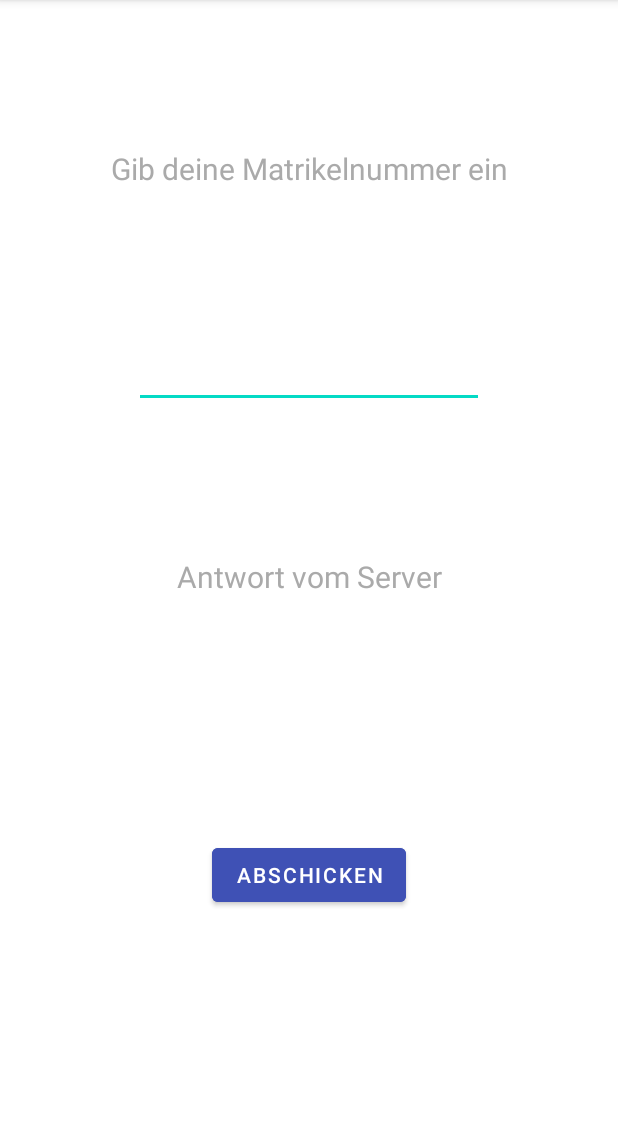
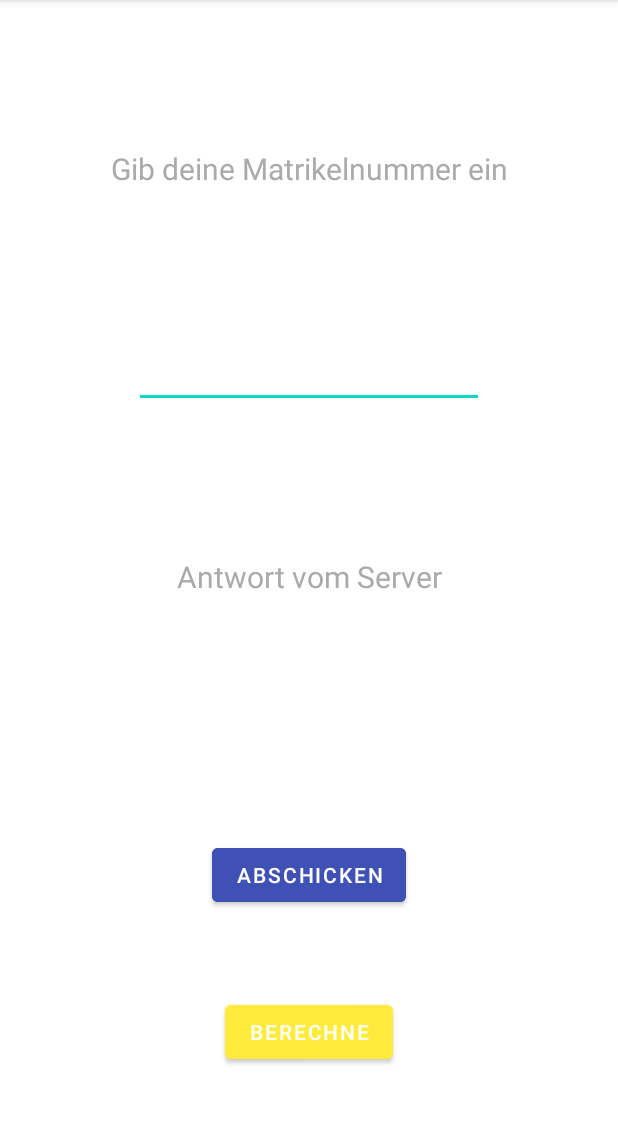
Before and after one commit to fabianberchtold/SE2Einzelphase, an Android app: the screen it shows after launch (MainActivity), on a phone screen of 412 x 824 dp, the part 84-1208 px from its top. Run offline under Robolectric (Android 15) with nearby library versions, the phone set to English and light mode, and no system bars.

Commit message:
Added Button to view

```diff
--- a/app/src/main/res/layout/activity_main.xml
+++ b/app/src/main/res/layout/activity_main.xml
@@ -12,7 +12,6 @@
         android:layout_height="wrap_content"
         android:text="Gib deine Matrikelnummer ein"
         android:textSize="20dp"
-        android:inputType="number"
         android:textColor="@android:color/darker_gray"
         app:layout_constraintTop_toTopOf="parent"
         app:layout_constraintEnd_toEndOf="parent"
@@ -60,6 +59,18 @@
         app:layout_constraintBottom_toBottomOf="parent">
     </Button>
 
+    <Button
+        android:id="@+id/calculateButton"
+        android:layout_width="wrap_content"
+        android:layout_height="wrap_content"
+        android:backgroundTint="#FFEB3B"
+        android:text="Berechne"
+        app:layout_constraintTop_toBottomOf="@id/button"
+        app:layout_constraintEnd_toEndOf="parent"
+        app:layout_constraintStart_toStartOf="parent"
+        app:layout_constraintBottom_toBottomOf="parent">
+    </Button>
+
 
 
 </androidx.constraintlayout.widget.ConstraintLayout>
```
